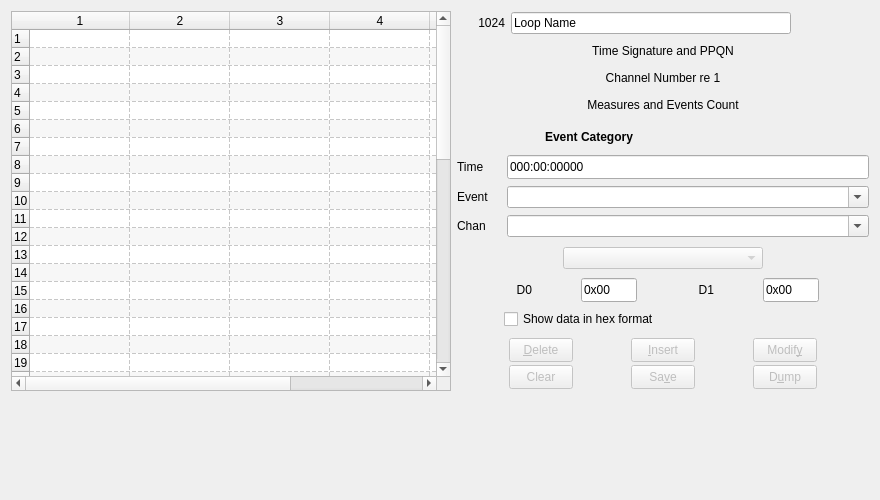
This is seq_qt5/forms/qseqeventframe.ui in ahlstromcj/seq66 as Qt 5 draws it before an edit. The edited form follows.
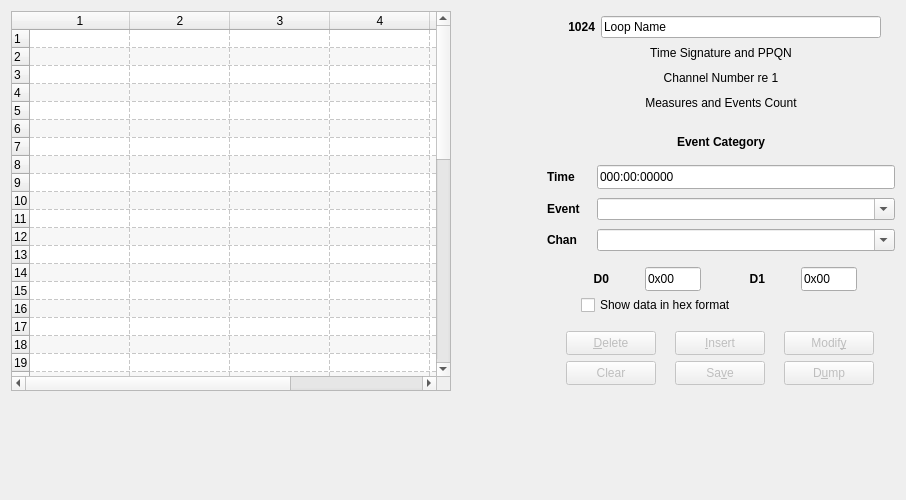
This is the edited form.

Commit message: Tweaked and documented the event-editor, new screenshots.

The edit to the form file:
```diff
--- a/seq_qt5/forms/qseqeventframe.ui
+++ b/seq_qt5/forms/qseqeventframe.ui
@@ -26,149 +26,14 @@
    <string>Events</string>
   </property>
   <layout class="QGridLayout" name="gridLayout_4">
-   <item row="0" column="0" rowspan="5">
-    <widget class="QTableWidget" name="eventTableWidget">
-     <property name="sizePolicy">
-      <sizepolicy hsizetype="Expanding" vsizetype="Expanding">
-       <horstretch>0</horstretch>
-       <verstretch>0</verstretch>
-      </sizepolicy>
-     </property>
-     <property name="minimumSize">
-      <size>
-       <width>440</width>
-       <height>380</height>
-      </size>
-     </property>
-     <property name="maximumSize">
-      <size>
-       <width>440</width>
-       <height>380</height>
-      </size>
-     </property>
-     <property name="toolTip">
-      <string>Events in the pattern/sequence. Events can be edited only with the controls at the right.</string>
-     </property>
-     <property name="sizeAdjustPolicy">
-      <enum>QAbstractScrollArea::AdjustToContents</enum>
-     </property>
-     <property name="alternatingRowColors">
-      <bool>true</bool>
-     </property>
-     <property name="selectionBehavior">
-      <enum>QAbstractItemView::SelectRows</enum>
-     </property>
-     <property name="gridStyle">
-      <enum>Qt::DashLine</enum>
-     </property>
-     <property name="wordWrap">
-      <bool>false</bool>
-     </property>
-     <property name="rowCount">
-      <number>48</number>
-     </property>
-     <property name="columnCount">
-      <number>6</number>
-     </property>
-     <attribute name="verticalHeaderMinimumSectionSize">
-      <number>16</number>
-     </attribute>
-     <attribute name="verticalHeaderDefaultSectionSize">
-      <number>18</number>
-     </attribute>
-     <row/>
-     <row/>
-     <row/>
-     <row/>
-     <row/>
-     <row/>
-     <row/>
-     <row/>
-     <row/>
-     <row/>
-     <row/>
-     <row/>
-     <row/>
-     <row/>
-     <row/>
-     <row/>
-     <row/>
-     <row/>
-     <row/>
-     <row/>
-     <row/>
-     <row/>
-     <row/>
-     <row/>
-     <row/>
-     <row/>
-     <row/>
-     <row/>
-     <row/>
-     <row/>
-     <row/>
-     <row/>
-     <row/>
-     <row/>
-     <row/>
-     <row/>
-     <row/>
-     <row/>
-     <row/>
-     <row/>
-     <row/>
-     <row/>
-     <row/>
-     <row/>
-     <row/>
-     <row/>
-     <row/>
-     <row/>
-     <column/>
-     <column/>
-     <column/>
-     <column/>
-     <column/>
-     <column/>
-    </widget>
-   </item>
-   <item row="2" column="1">
-    <layout class="QHBoxLayout" name="horizontalLayout">
-     <property name="spacing">
-      <number>2</number>
-     </property>
-     <property name="sizeConstraint">
-      <enum>QLayout::SetMinimumSize</enum>
-     </property>
-     <item>
-      <widget class="QComboBox" name="selection_combo_box">
-       <property name="enabled">
-        <bool>false</bool>
-       </property>
-       <property name="sizePolicy">
-        <sizepolicy hsizetype="Fixed" vsizetype="Fixed">
-         <horstretch>0</horstretch>
-         <verstretch>0</verstretch>
-        </sizepolicy>
-       </property>
-       <property name="minimumSize">
-        <size>
-         <width>164</width>
-         <height>0</height>
-        </size>
-       </property>
-       <property name="maximumSize">
-        <size>
-         <width>200</width>
-         <height>16777215</height>
-        </size>
-       </property>
-      </widget>
-     </item>
-    </layout>
-   </item>
-   <item row="1" column="1">
+   <property name="horizontalSpacing">
+    <number>96</number>
+   </property>
+   <item row="1" column="2">
     <layout class="QVBoxLayout" name="verticalLayout_3">
+     <property name="spacing">
+      <number>8</number>
+     </property>
      <property name="sizeConstraint">
       <enum>QLayout::SetMinimumSize</enum>
      </property>
@@ -176,7 +41,7 @@
       <widget class="QLabel" name="label_category">
        <property name="minimumSize">
         <size>
-         <width>0</width>
+         <width>348</width>
          <height>22</height>
         </size>
        </property>
@@ -219,6 +84,12 @@
            <height>24</height>
           </size>
          </property>
+         <property name="font">
+          <font>
+           <weight>75</weight>
+           <bold>true</bold>
+          </font>
+         </property>
          <property name="text">
           <string>Time  </string>
          </property>
@@ -238,6 +109,12 @@
            <height>24</height>
           </size>
          </property>
+         <property name="font">
+          <font>
+           <weight>75</weight>
+           <bold>true</bold>
+          </font>
+         </property>
          <property name="text">
           <string>Event</string>
          </property>
@@ -267,6 +144,12 @@
        </item>
        <item row="2" column="0">
         <widget class="QLabel" name="channel_label">
+         <property name="font">
+          <font>
+           <weight>75</weight>
+           <bold>true</bold>
+          </font>
+         </property>
          <property name="text">
           <string>Chan</string>
          </property>
@@ -308,20 +191,163 @@
      </item>
     </layout>
    </item>
-   <item row="5" column="0">
-    <spacer name="verticalSpacer_2">
+   <item row="0" column="2">
+    <layout class="QVBoxLayout" name="verticalLayout">
+     <item>
+      <layout class="QHBoxLayout" name="horizontalLayout_2" stretch="0,0,0">
+       <property name="spacing">
+        <number>6</number>
+       </property>
+       <property name="sizeConstraint">
+        <enum>QLayout::SetMinimumSize</enum>
+       </property>
+       <property name="rightMargin">
+        <number>10</number>
+       </property>
+       <item>
+        <widget class="QLabel" name="label_seq_number">
+         <property name="minimumSize">
+          <size>
+           <width>48</width>
+           <height>0</height>
+          </size>
+         </property>
+         <property name="maximumSize">
+          <size>
+           <width>48</width>
+           <height>16777215</height>
+          </size>
+         </property>
+         <property name="font">
+          <font>
+           <weight>75</weight>
+           <bold>true</bold>
+          </font>
+         </property>
+         <property name="text">
+          <string>1024</string>
+         </property>
+         <property name="alignment">
+          <set>Qt::AlignRight|Qt::AlignTrailing|Qt::AlignVCenter</set>
+         </property>
+        </widget>
+       </item>
+       <item>
+        <widget class="QLineEdit" name="m_entry_name">
+         <property name="minimumSize">
+          <size>
+           <width>280</width>
+           <height>0</height>
+          </size>
+         </property>
+         <property name="maximumSize">
+          <size>
+           <width>9999</width>
+           <height>16777215</height>
+          </size>
+         </property>
+         <property name="text">
+          <string>Loop Name</string>
+         </property>
+        </widget>
+       </item>
+       <item>
+        <spacer name="horizontalSpacer">
+         <property name="orientation">
+          <enum>Qt::Horizontal</enum>
+         </property>
+         <property name="sizeHint" stdset="0">
+          <size>
+           <width>200</width>
+           <height>20</height>
+          </size>
+         </property>
+        </spacer>
+       </item>
+      </layout>
+     </item>
+     <item>
+      <widget class="QLabel" name="label_time_sig">
+       <property name="minimumSize">
+        <size>
+         <width>0</width>
+         <height>20</height>
+        </size>
+       </property>
+       <property name="maximumSize">
+        <size>
+         <width>16777215</width>
+         <height>20</height>
+        </size>
+       </property>
+       <property name="text">
+        <string>Time Signature and PPQN</string>
+       </property>
+       <property name="alignment">
+        <set>Qt::AlignCenter</set>
+       </property>
+      </widget>
+     </item>
+     <item>
+      <widget class="QLabel" name="label_channel">
+       <property name="minimumSize">
+        <size>
+         <width>0</width>
+         <height>20</height>
+        </size>
+       </property>
+       <property name="maximumSize">
+        <size>
+         <width>16777215</width>
+         <height>20</height>
+        </size>
+       </property>
+       <property name="text">
+        <string>Channel Number re 1</string>
+       </property>
+       <property name="alignment">
+        <set>Qt::AlignCenter</set>
+       </property>
+      </widget>
+     </item>
+     <item>
+      <widget class="QLabel" name="label_measures_ev_count">
+       <property name="minimumSize">
+        <size>
+         <width>0</width>
+         <height>20</height>
+        </size>
+       </property>
+       <property name="maximumSize">
+        <size>
+         <width>16777215</width>
+         <height>20</height>
+        </size>
+       </property>
+       <property name="text">
+        <string>Measures and Events Count</string>
+       </property>
+       <property name="alignment">
+        <set>Qt::AlignCenter</set>
+       </property>
+      </widget>
+     </item>
+    </layout>
+   </item>
+   <item row="0" column="1">
+    <spacer name="horizontalSpacer_2">
      <property name="orientation">
-      <enum>Qt::Vertical</enum>
+      <enum>Qt::Horizontal</enum>
      </property>
      <property name="sizeHint" stdset="0">
       <size>
-       <width>20</width>
-       <height>441</height>
+       <width>40</width>
+       <height>20</height>
       </size>
      </property>
     </spacer>
    </item>
-   <item row="3" column="1">
+   <item row="2" column="2">
     <layout class="QGridLayout" name="gridLayout_3">
      <property name="horizontalSpacing">
       <number>2</number>
@@ -340,6 +366,12 @@
          <height>24</height>
         </size>
        </property>
+       <property name="font">
+        <font>
+         <weight>75</weight>
+         <bold>true</bold>
+        </font>
+       </property>
        <property name="text">
         <string>D0</string>
        </property>
@@ -384,6 +416,12 @@
          <height>24</height>
         </size>
        </property>
+       <property name="font">
+        <font>
+         <weight>75</weight>
+         <bold>true</bold>
+        </font>
+       </property>
        <property name="text">
         <string>D1</string>
        </property>
@@ -423,7 +461,7 @@
      </item>
     </layout>
    </item>
-   <item row="4" column="1">
+   <item row="3" column="2">
     <layout class="QGridLayout" name="gridLayout_2">
      <property name="sizeConstraint">
       <enum>QLayout::SetMinimumSize</enum>
@@ -444,7 +482,7 @@
        </property>
        <property name="maximumSize">
         <size>
-         <width>64</width>
+         <width>90</width>
          <height>24</height>
         </size>
        </property>
@@ -472,7 +510,7 @@
        </property>
        <property name="maximumSize">
         <size>
-         <width>64</width>
+         <width>90</width>
          <height>24</height>
         </size>
        </property>
@@ -497,7 +535,7 @@
        </property>
        <property name="maximumSize">
         <size>
-         <width>64</width>
+         <width>90</width>
          <height>24</height>
         </size>
        </property>
@@ -522,7 +560,7 @@
        </property>
        <property name="maximumSize">
         <size>
-         <width>64</width>
+         <width>90</width>
          <height>24</height>
         </size>
        </property>
@@ -549,7 +587,7 @@
        </property>
        <property name="maximumSize">
         <size>
-         <width>64</width>
+         <width>90</width>
          <height>24</height>
         </size>
        </property>
@@ -574,7 +612,7 @@
        </property>
        <property name="maximumSize">
         <size>
-         <width>64</width>
+         <width>90</width>
          <height>24</height>
         </size>
        </property>
@@ -588,7 +626,20 @@
      </item>
     </layout>
    </item>
-   <item row="5" column="1">
+   <item row="4" column="0">
+    <spacer name="verticalSpacer_2">
+     <property name="orientation">
+      <enum>Qt::Vertical</enum>
+     </property>
+     <property name="sizeHint" stdset="0">
+      <size>
+       <width>20</width>
+       <height>441</height>
+      </size>
+     </property>
+    </spacer>
+   </item>
+   <item row="4" column="2">
     <spacer name="verticalSpacer">
      <property name="orientation">
       <enum>Qt::Vertical</enum>
@@ -601,142 +652,111 @@
      </property>
     </spacer>
    </item>
-   <item row="0" column="1">
-    <layout class="QVBoxLayout" name="verticalLayout">
-     <item>
-      <layout class="QHBoxLayout" name="horizontalLayout_2" stretch="0,0,0">
-       <property name="spacing">
-        <number>6</number>
-       </property>
-       <property name="sizeConstraint">
-        <enum>QLayout::SetMinimumSize</enum>
-       </property>
-       <property name="rightMargin">
-        <number>10</number>
-       </property>
-       <item>
-        <widget class="QLabel" name="label_seq_number">
-         <property name="minimumSize">
-          <size>
-           <width>48</width>
-           <height>0</height>
-          </size>
-         </property>
-         <property name="maximumSize">
-          <size>
-           <width>48</width>
-           <height>16777215</height>
-          </size>
-         </property>
-         <property name="text">
-          <string>1024</string>
-         </property>
-         <property name="alignment">
-          <set>Qt::AlignRight|Qt::AlignTrailing|Qt::AlignVCenter</set>
-         </property>
-        </widget>
-       </item>
-       <item>
-        <widget class="QLineEdit" name="m_entry_name">
-         <property name="minimumSize">
-          <size>
-           <width>280</width>
-           <height>0</height>
-          </size>
-         </property>
-         <property name="maximumSize">
-          <size>
-           <width>280</width>
-           <height>16777215</height>
-          </size>
-         </property>
-         <property name="text">
-          <string>Loop Name</string>
-         </property>
-        </widget>
-       </item>
-       <item>
-        <spacer name="horizontalSpacer">
-         <property name="orientation">
-          <enum>Qt::Horizontal</enum>
-         </property>
-         <property name="sizeHint" stdset="0">
-          <size>
-           <width>200</width>
-           <height>20</height>
-          </size>
-         </property>
-        </spacer>
-       </item>
-      </layout>
-     </item>
-     <item>
-      <widget class="QLabel" name="label_time_sig">
-       <property name="minimumSize">
-        <size>
-         <width>0</width>
-         <height>20</height>
-        </size>
-       </property>
-       <property name="maximumSize">
-        <size>
-         <width>16777215</width>
-         <height>20</height>
-        </size>
-       </property>
-       <property name="text">
-        <string>Time Signature and PPQN</string>
-       </property>
-       <property name="alignment">
-        <set>Qt::AlignCenter</set>
-       </property>
-      </widget>
-     </item>
-     <item>
-      <widget class="QLabel" name="label_channel">
-       <property name="minimumSize">
-        <size>
-         <width>0</width>
-         <height>20</height>
-        </size>
-       </property>
-       <property name="maximumSize">
-        <size>
-         <width>16777215</width>
-         <height>20</height>
-        </size>
-       </property>
-       <property name="text">
-        <string>Channel Number re 1</string>
-       </property>
-       <property name="alignment">
-        <set>Qt::AlignCenter</set>
-       </property>
-      </widget>
-     </item>
-     <item>
-      <widget class="QLabel" name="label_measures_ev_count">
-       <property name="minimumSize">
-        <size>
-         <width>0</width>
-         <height>20</height>
-        </size>
-       </property>
-       <property name="maximumSize">
-        <size>
-         <width>16777215</width>
-         <height>20</height>
-        </size>
-       </property>
-       <property name="text">
-        <string>Measures and Events Count</string>
-       </property>
-       <property name="alignment">
-        <set>Qt::AlignCenter</set>
-       </property>
-      </widget>
-     </item>
-    </layout>
+   <item row="0" column="0" rowspan="4">
+    <widget class="QTableWidget" name="eventTableWidget">
+     <property name="sizePolicy">
+      <sizepolicy hsizetype="Expanding" vsizetype="Expanding">
+       <horstretch>0</horstretch>
+       <verstretch>0</verstretch>
+      </sizepolicy>
+     </property>
+     <property name="minimumSize">
+      <size>
+       <width>440</width>
+       <height>380</height>
+      </size>
+     </property>
+     <property name="maximumSize">
+      <size>
+       <width>440</width>
+       <height>380</height>
+      </size>
+     </property>
+     <property name="toolTip">
+      <string>Events in the pattern/sequence. Events can be edited only with the controls at the right.</string>
+     </property>
+     <property name="sizeAdjustPolicy">
+      <enum>QAbstractScrollArea::AdjustToContents</enum>
+     </property>
+     <property name="alternatingRowColors">
+      <bool>true</bool>
+     </property>
+     <property name="selectionBehavior">
+      <enum>QAbstractItemView::SelectRows</enum>
+     </property>
+     <property name="gridStyle">
+      <enum>Qt::DashLine</enum>
+     </property>
+     <property name="wordWrap">
+      <bool>false</bool>
+     </property>
+     <property name="rowCount">
+      <number>48</number>
+     </property>
+     <property name="columnCount">
+      <number>6</number>
+     </property>
+     <attribute name="verticalHeaderDefaultSectionSize">
+      <number>18</number>
+     </attribute>
+     <attribute name="verticalHeaderMinimumSectionSize">
+      <number>16</number>
+     </attribute>
+     <row/>
+     <row/>
+     <row/>
+     <row/>
+     <row/>
+     <row/>
+     <row/>
+     <row/>
+     <row/>
+     <row/>
+     <row/>
+     <row/>
+     <row/>
+     <row/>
+     <row/>
+     <row/>
+     <row/>
+     <row/>
+     <row/>
+     <row/>
+     <row/>
+     <row/>
+     <row/>
+     <row/>
+     <row/>
+     <row/>
+     <row/>
+     <row/>
+     <row/>
+     <row/>
+     <row/>
+     <row/>
+     <row/>
+     <row/>
+     <row/>
+     <row/>
+     <row/>
+     <row/>
+     <row/>
+     <row/>
+     <row/>
+     <row/>
+     <row/>
+     <row/>
+     <row/>
+     <row/>
+     <row/>
+     <row/>
+     <column/>
+     <column/>
+     <column/>
+     <column/>
+     <column/>
+     <column/>
+    </widget>
    </item>
   </layout>
  </widget>
```
The commit also changes 13 other files.
